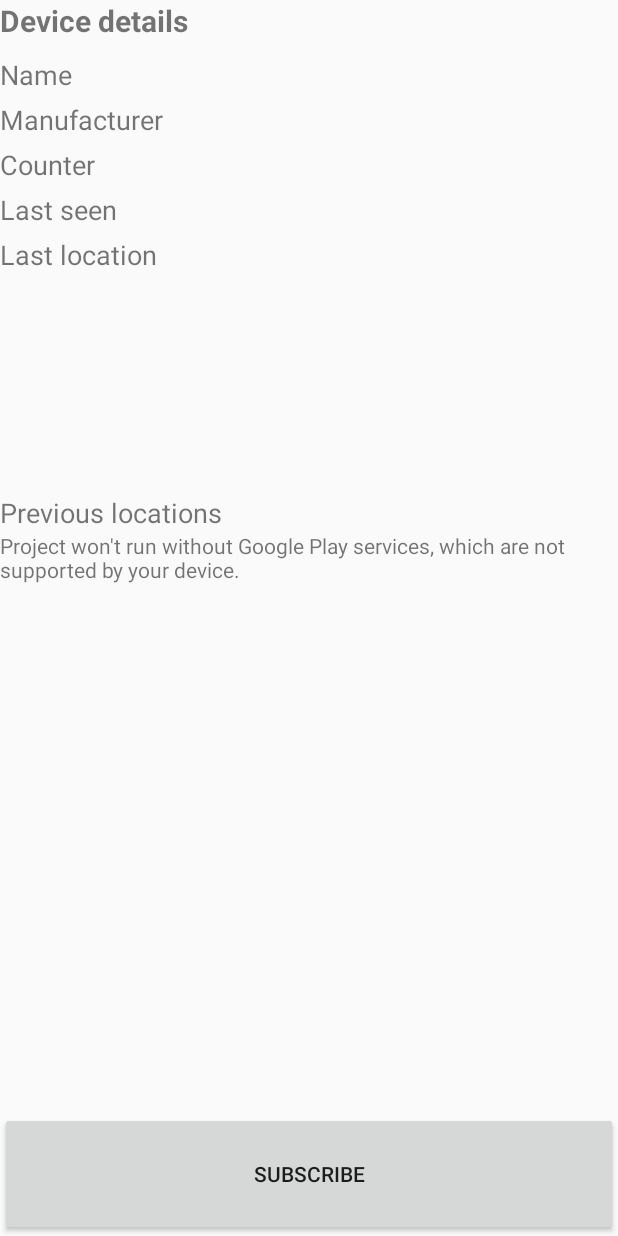
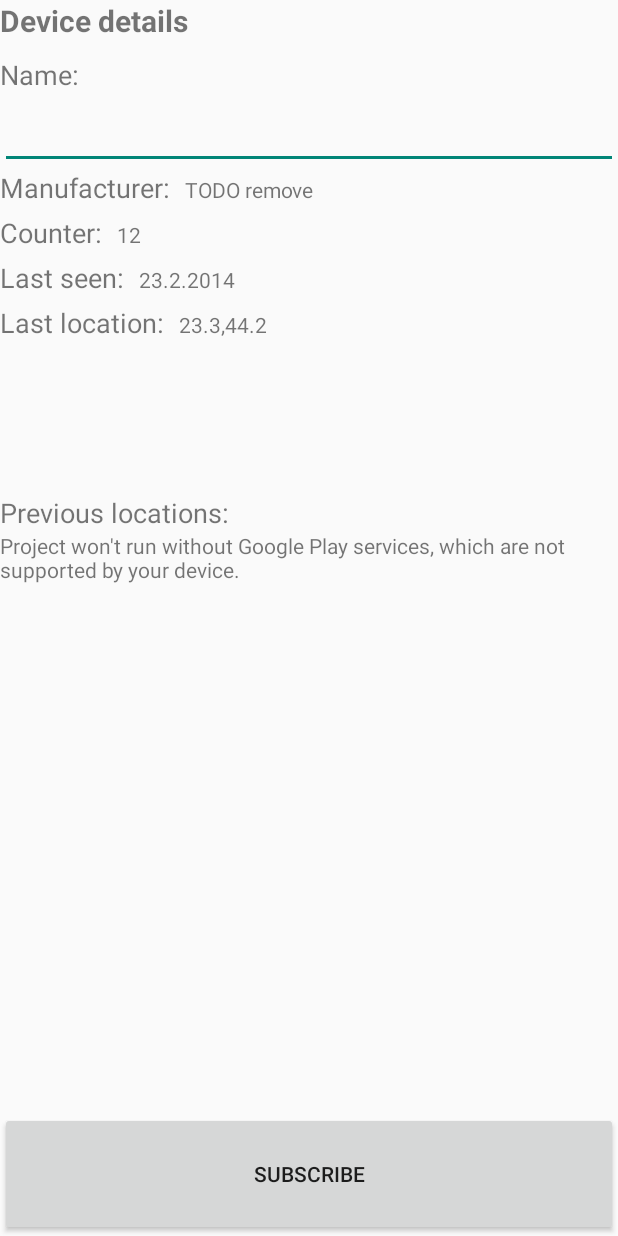
Before and after one commit to tomislijepcevic/muc_project, an Android app: the DetailsActivity screen opened directly, with no data from a screen before it, on a phone screen of 412 x 824 dp. Run offline under Robolectric (Android 15) with nearby library versions, the light colour scheme and no system bars; 1 statement that could not run was skipped.

Commit message:
Working on details activity.

```diff
--- a/app/src/main/java/muc/project/activities/DetailsActivity.java
+++ b/app/src/main/java/muc/project/activities/DetailsActivity.java
@@ -2,6 +2,8 @@ package muc.project.activities;
 
 import android.os.Bundle;
 import android.support.v4.app.FragmentActivity;
+import android.widget.EditText;
+import android.widget.TextView;
 
 import com.google.android.gms.maps.GoogleMap;
 import com.google.android.gms.maps.SupportMapFragment;
@@ -14,12 +16,49 @@ import muc.project.R;
 public class DetailsActivity extends FragmentActivity {
     private GoogleMap mMap;
 
+    private TextView nameLabel;
+    private TextView manufacturerLabel;
+    private TextView counterLabel;
+    private TextView lastSeenLabel;
+    private TextView lastLocationLabel;
+    private TextView previousLocationsLabel;
+
+    private EditText name;
+    private TextView manufacturer;
+    private TextView counter;
+    private TextView lastSeen;
+    private TextView lastLocation;
+
     @Override
     protected void onCreate(Bundle savedInstanceState) {
         super.onCreate(savedInstanceState);
         setContentView(R.layout.device_details);
         setUpMapIfNeeded();
+        initFields();
+    }
 
+    private void initFields() {
+        nameLabel = (TextView) findViewById(R.id.name_label);
+        manufacturerLabel = (TextView) findViewById(R.id.manufacturer_label);
+        counterLabel = (TextView) findViewById(R.id.counter_label);
+        lastSeenLabel = (TextView) findViewById(R.id.last_seen_label);
+        lastLocationLabel = (TextView) findViewById(R.id.last_location_label);
+        previousLocationsLabel = (TextView) findViewById(R.id.previous_locations_label);
+        name = (EditText) findViewById(R.id.name);
+        manufacturer = (TextView) findViewById(R.id.manufacturer);
+        counter = (TextView) findViewById(R.id.counter);
+        lastSeen = (TextView) findViewById(R.id.last_seen);
+        lastLocation = (TextView) findViewById(R.id.last_location);
+
+        // Append ":" to all the labels.
+        nameLabel.append(":");
+        manufacturerLabel.append(":");
+        counterLabel.append(":");
+        lastSeenLabel.append(":");
+        lastLocationLabel.append(":");
+        previousLocationsLabel.append(":");
+
+        // TODO: Set name,manufactuter,counter,lastSeen,lastLocation, based on current selected device.
     }
 
     @Override
@@ -27,8 +66,6 @@ public class DetailsActivity extends FragmentActivity {
         super.onResume();
         setUpMapIfNeeded();
     }
-
-
 
     private void setUpMapIfNeeded() {
         // Do a null check to confirm that we have not already instantiated the map.
@@ -38,8 +75,12 @@ public class DetailsActivity extends FragmentActivity {
                     .getMap();
             // Check if we were successful in obtaining the map.
             if (mMap != null) {
-                //setUpMap();
+                setUpMap();
             }
         }
     }
+
+    private void setUpMap() {
+        // TODO add markers and stuff.
+    }
 }
--- a/app/src/main/res/layout/device_details.xml
+++ b/app/src/main/res/layout/device_details.xml
@@ -20,40 +20,103 @@
             android:layout_marginBottom="10dp"/>
 
         <TextView
-            android:layout_width="match_parent"
+            android:layout_width="wrap_content"
             android:layout_height="wrap_content"
             android:text="@string/name"
             android:textSize="18sp"
-            android:layout_marginBottom="5dp"/>
+            android:layout_marginBottom="5dp"
+            android:id="@+id/name_label"/>
+
+        <EditText
+            android:layout_width="match_parent"
+            android:layout_height="wrap_content"
+            android:id="@+id/name" />
+
+        <LinearLayout
+            android:layout_width="match_parent"
+            android:layout_height="wrap_content"
+            android:orientation="horizontal">
 
             <TextView
-            android:layout_width="match_parent"
+                android:layout_width="wrap_content"
                 android:layout_height="wrap_content"
                 android:text="@string/manufacturer"
                 android:textSize="18sp"
-            android:layout_marginBottom="5dp"/>
+                android:layout_marginBottom="5dp"
+                android:layout_marginRight="10dp"
+                android:id="@+id/manufacturer_label"/>
 
             <TextView
+                android:layout_width="wrap_content"
+                android:layout_height="wrap_content"
+                android:id="@+id/manufacturer"
+                android:text="TODO remove"/>
+        </LinearLayout>
+
+        <LinearLayout
             android:layout_width="match_parent"
+            android:layout_height="wrap_content"
+            android:orientation="horizontal">
+
+            <TextView
+                android:layout_width="wrap_content"
                 android:layout_height="wrap_content"
                 android:text="@string/counter"
                 android:textSize="18sp"
-            android:layout_marginBottom="5dp"/>
+                android:layout_marginBottom="5dp"
+                android:layout_marginRight="10dp"
+                android:id="@+id/counter_label"/>
 
             <TextView
+                android:layout_width="wrap_content"
+                android:layout_height="wrap_content"
+                android:text="12"
+                android:id="@+id/counter"/>
+
+        </LinearLayout>
+
+        <LinearLayout
             android:layout_width="match_parent"
+            android:layout_height="wrap_content"
+            android:orientation="horizontal">
+
+            <TextView
+                android:layout_width="wrap_content"
                 android:layout_height="wrap_content"
                 android:text="@string/last_seen"
                 android:textSize="18sp"
-            android:layout_marginBottom="5dp"/>
+                android:layout_marginBottom="5dp"
+                android:layout_marginRight="10dp"
+                android:id="@+id/last_seen_label"/>
 
             <TextView
+                android:layout_width="wrap_content"
+                android:layout_height="wrap_content"
+                android:id="@+id/last_seen"
+                android:text="23.2.2014"/>
+
+        </LinearLayout>
+
+        <LinearLayout
             android:layout_width="match_parent"
+            android:layout_height="wrap_content"
+            android:orientation="horizontal">
+
+            <TextView
+                android:layout_width="wrap_content"
                 android:layout_height="wrap_content"
                 android:text="@string/last_location"
                 android:textSize="18sp"
-            android:layout_marginBottom="5dp"/>
+                android:layout_marginBottom="5dp"
+                android:layout_marginRight="10dp"
+                android:id="@+id/last_location_label"/>
 
+            <TextView
+                android:layout_width="wrap_content"
+                android:layout_height="wrap_content"
+                android:id="@+id/last_location"
+                android:text="23.3,44.2"/>
+        </LinearLayout>
     </LinearLayout>
 
     <LinearLayout
@@ -66,7 +129,8 @@
             android:layout_width="match_parent"
             android:layout_height="wrap_content"
             android:text="@string/previous_locations"
-            android:textSize="18sp" />
+            android:textSize="18sp"
+            android:id="@+id/previous_locations_label"/>
 
         <fragment xmlns:android="http://schemas.android.com/apk/res/android"
             android:layout_width="match_parent"
@@ -76,7 +140,6 @@
 
     </LinearLayout>
 
-
     <Button
         android:layout_width="fill_parent"
         android:layout_weight="1"
```
Lines whose indentation alone changed are shown as unchanged.
